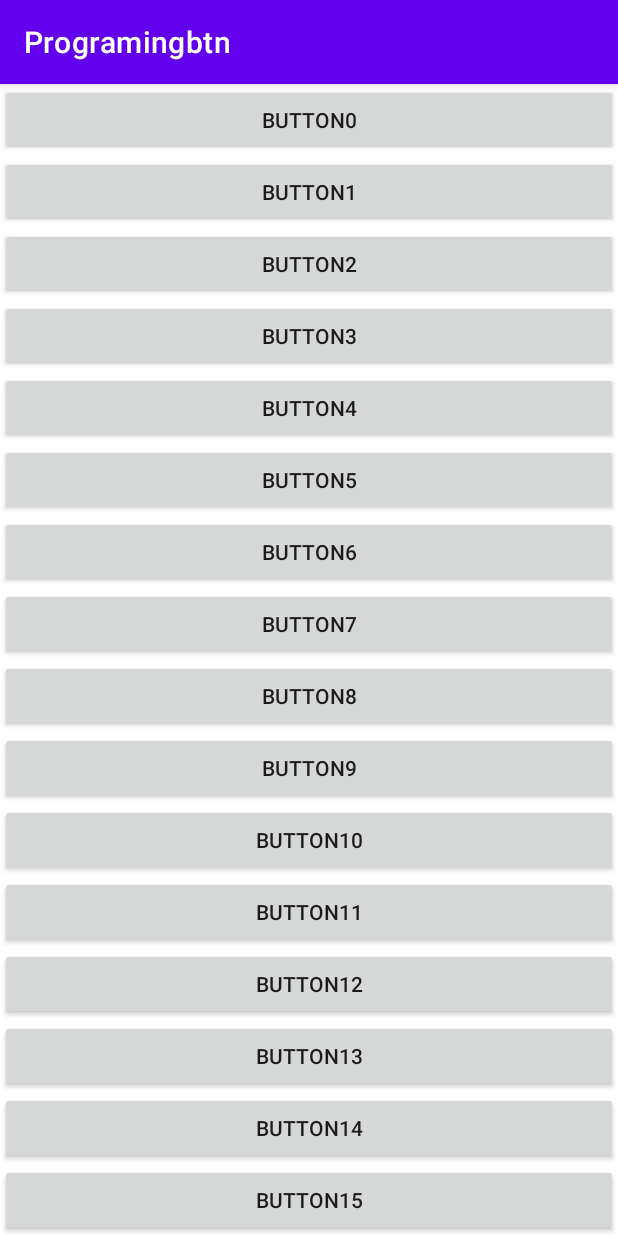
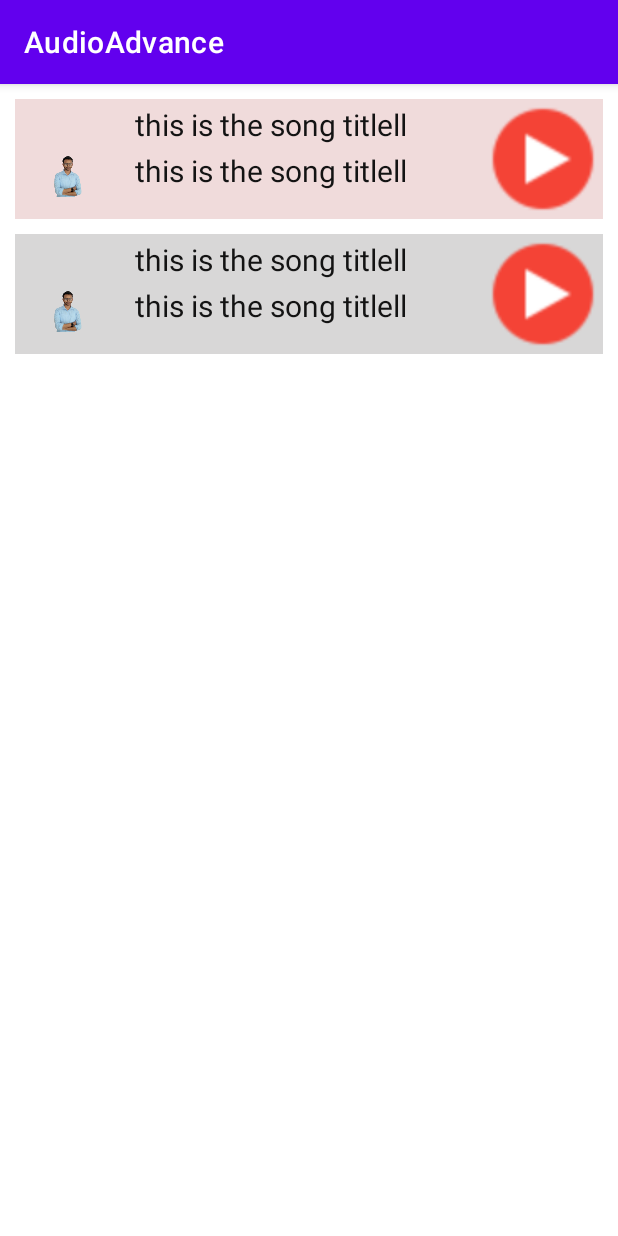
Before and after one commit to Foysalrabby/Androiad-2, an Android app: the screen it shows after launch (MainActivity), on a phone screen of 412 x 824 dp. Run offline under Robolectric (Android 15) with nearby library versions, the phone set to English and light mode, and no system bars.

Commit message:
audioadvance
audioadvance in offline

```diff
--- a/src/main/AndroidManifest.xml
+++ b/src/main/AndroidManifest.xml
@@ -1,7 +1,7 @@
 <?xml version="1.0" encoding="utf-8"?>
 <manifest xmlns:android="http://schemas.android.com/apk/res/android"
     xmlns:tools="http://schemas.android.com/tools"
-    package="com.example.programingbtn">
+    package="com.example.audioadvance">
 
     <application
         android:allowBackup="true"
@@ -11,7 +11,7 @@
         android:label="@string/app_name"
         android:roundIcon="@mipmap/ic_launcher_round"
         android:supportsRtl="true"
-        android:theme="@style/Theme.Programingbtn"
+        android:theme="@style/Theme.AudioAdvance"
         tools:targetApi="31">
         <activity
             android:name=".MainActivity"
--- a/src/main/res/layout/activity_main.xml
+++ b/src/main/res/layout/activity_main.xml
@@ -5,20 +5,113 @@
     android:layout_width="match_parent"
     android:layout_height="match_parent"
     android:orientation="vertical"
+    android:layout_margin="10dp"
     tools:context=".MainActivity">
-
-   <ScrollView
-       android:layout_width="match_parent"
-       android:layout_height="wrap_content">
-
     <LinearLayout
-        android:id="@+id/mylayout"
         android:layout_width="match_parent"
         android:layout_height="wrap_content"
-        android:orientation="vertical">
+        android:orientation="horizontal"
+        android:background="#33B64A4A"
+        >
 
+
+        <ImageView
+            android:layout_width="80dp"
+            android:layout_height="80dp"
+            android:src="@drawable/rabby"
+            />
+
+
+        <LinearLayout
+            android:layout_width="match_parent"
+            android:layout_height="80dp"
+            android:layout_weight="1"
+            android:orientation="vertical"
+            >
+            <TextView
+                android:layout_width="wrap_content"
+                android:layout_height="wrap_content"
+                android:text="this is the song titlell"
+                android:textSize="20dp"
+                android:textColor="#131313"
+                android:layout_marginTop="3dp"
+                android:maxLines="2"
+                />
+            <TextView
+                android:layout_width="wrap_content"
+                android:layout_height="wrap_content"
+                android:text="this is the song titlell"
+                android:textSize="20dp"
+                android:textColor="#131313"
+                android:layout_marginTop="3dp"
+                android:maxLines="2"
+                />
+
+        </LinearLayout>
+
+        <ImageView
+            android:id="@+id/playbtn1"
+            android:layout_width="80dp"
+            android:layout_height="80dp"
+            android:src="@drawable/playbtn"
+            android:tag="Not_Playing"
+            />
 
 
     </LinearLayout>
-   </ScrollView>
+
+    <LinearLayout
+        android:layout_marginTop="10dp"
+        android:layout_width="match_parent"
+        android:layout_height="wrap_content"
+        android:orientation="horizontal"
+        android:background="#333C3B3B"
+        >
+
+
+        <ImageView
+            android:layout_width="80dp"
+            android:layout_height="80dp"
+            android:src="@drawable/rabby"
+            />
+
+
+        <LinearLayout
+            android:layout_width="match_parent"
+            android:layout_height="80dp"
+            android:layout_weight="1"
+            android:orientation="vertical"
+            >
+            <TextView
+                android:layout_width="wrap_content"
+                android:layout_height="wrap_content"
+                android:text="this is the song titlell"
+                android:textSize="20dp"
+                android:textColor="#131313"
+                android:layout_marginTop="3dp"
+                android:maxLines="2"
+                />
+            <TextView
+                android:layout_width="wrap_content"
+                android:layout_height="wrap_content"
+                android:text="this is the song titlell"
+                android:textSize="20dp"
+                android:textColor="#131313"
+                android:layout_marginTop="3dp"
+                android:maxLines="2"
+                />
+
+        </LinearLayout>
+
+        <ImageView
+            android:id="@+id/playbtn2"
+            android:layout_width="80dp"
+            android:layout_height="80dp"
+            android:src="@drawable/playbtn"
+            />
+
+
+    </LinearLayout>
+
+
 </LinearLayout>
--- a/src/main/res/values-night/themes.xml
+++ b/src/main/res/values-night/themes.xml
@@ -1,6 +1,6 @@
 <resources xmlns:tools="http://schemas.android.com/tools">
     <!-- Base application theme. -->
-    <style name="Theme.Programingbtn" parent="Theme.MaterialComponents.DayNight.DarkActionBar">
+    <style name="Theme.AudioAdvance" parent="Theme.MaterialComponents.DayNight.DarkActionBar">
         <!-- Primary brand color. -->
         <item name="colorPrimary">@color/purple_200</item>
         <item name="colorPrimaryVariant">@color/purple_700</item>
--- a/src/main/res/values/strings.xml
+++ b/src/main/res/values/strings.xml
@@ -1,3 +1,3 @@
 <resources>
-    <string name="app_name">Programingbtn</string>
+    <string name="app_name">AudioAdvance</string>
 </resources>
--- a/src/main/res/values/themes.xml
+++ b/src/main/res/values/themes.xml
@@ -1,6 +1,6 @@
 <resources xmlns:tools="http://schemas.android.com/tools">
     <!-- Base application theme. -->
-    <style name="Theme.Programingbtn" parent="Theme.MaterialComponents.DayNight.DarkActionBar">
+    <style name="Theme.AudioAdvance" parent="Theme.MaterialComponents.DayNight.DarkActionBar">
         <!-- Primary brand color. -->
         <item name="colorPrimary">@color/purple_500</item>
         <item name="colorPrimaryVariant">@color/purple_700</item>
```
